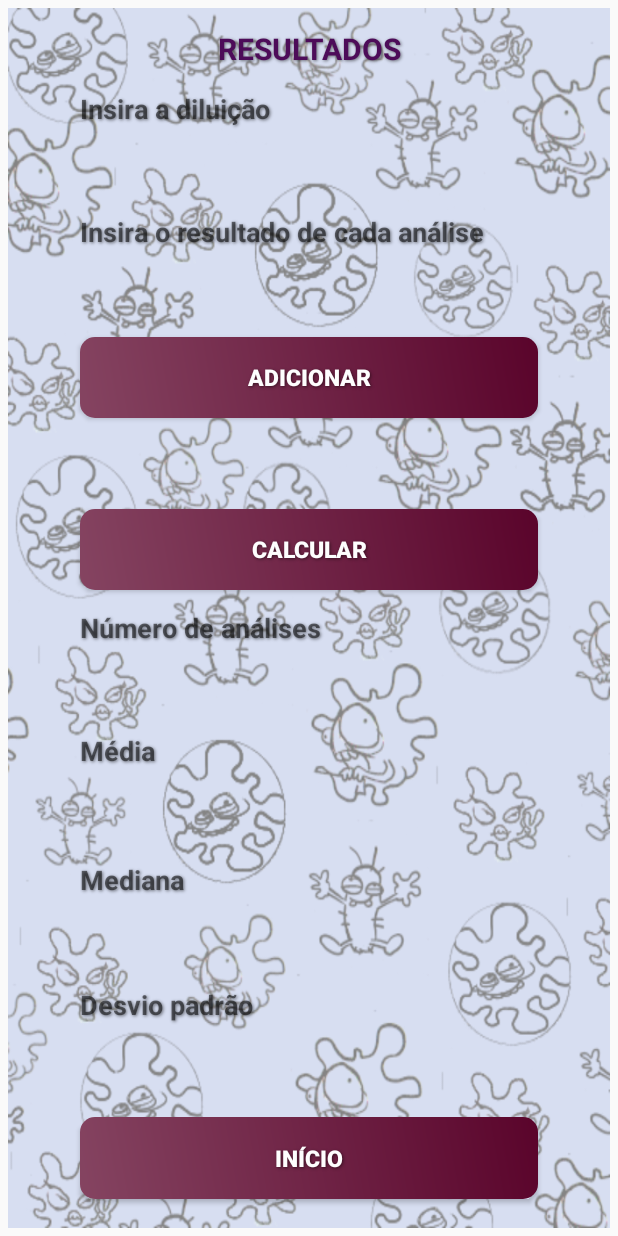
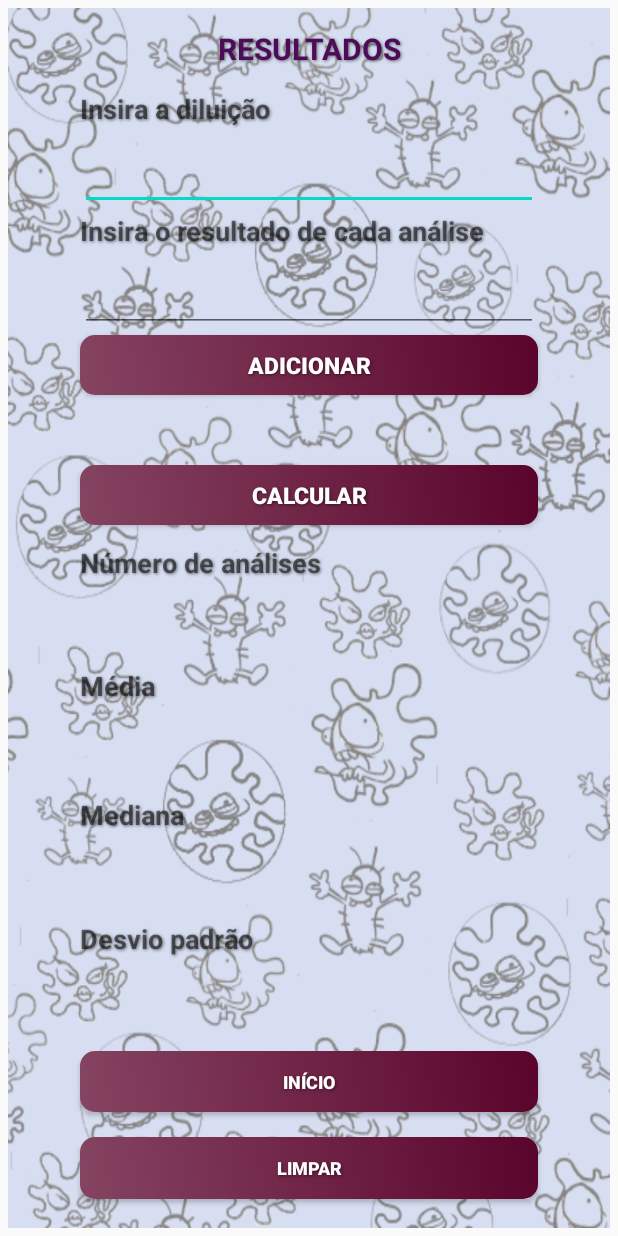
Before and after one commit to JokerPW/AnalisysLab, an Android app: the DBActivity screen opened directly, with no data from a screen before it, on a phone screen of 412 x 824 dp. Run offline under Robolectric (Android 15) with nearby library versions, the phone set to English and light mode, and no system bars.

Commit message:
layout corrections and inclusion of btn to clear results

```diff
--- a/OpenCV/build.gradle
+++ b/OpenCV/build.gradle
@@ -148,7 +148,7 @@ android {
         }
     }
     buildToolsVersion = '28.0.3'
-    ndkVersion '21.0.6113669'
+    ndkVersion '22.0.7026061'
 }
 
 dependencies {
--- a/app/src/main/java/com/example/validationlab/view/DBActivity.java
+++ b/app/src/main/java/com/example/validationlab/view/DBActivity.java
@@ -44,6 +44,9 @@ public class DBActivity extends Activity implements View.OnClickListener {
         this.mViewHolder.resultadodesvio = (TextView) findViewById(R.id.resultadodesvio);
         this.mViewHolder.btnReturn = findViewById(R.id.btnReturn);
         this.mViewHolder.btnReturn.setOnClickListener(this);
+        this.mViewHolder.limpar = findViewById(R.id.limpar);
+        this.mViewHolder.limpar.setOnClickListener(this);
+
 
     }
 
@@ -68,6 +71,16 @@ public class DBActivity extends Activity implements View.OnClickListener {
 
         } else if (v.getId() == R.id.btnCalculate) {
             getAnalysisCulture();
+        }
+        else if (v.getId() == R.id.limpar) {
+            this.mViewHolder.add_analisys.setText("");
+            this.mViewHolder.add_dilution.setText("");
+            this.mViewHolder.resultadon.setText("");
+            this.mViewHolder.resultadomedia.setText("");
+            this.mViewHolder.resultadomediana.setText("");
+            this.mViewHolder.resultadodesvio.setText("");
+            this.mViewHolder.lista_resultados.setText("");
+            analysis = new ArrayList<Long>();
         }
     }
 
@@ -100,6 +113,8 @@ public class DBActivity extends Activity implements View.OnClickListener {
         Button btnAdd;
         Button btnCalculate;
         Button btnReturn;
+        Button limpar;
+
     }
 
 }
--- a/app/src/main/res/layout/activity_db.xml
+++ b/app/src/main/res/layout/activity_db.xml
@@ -22,27 +22,8 @@
         android:shadowDx="1"
         android:shadowDy="1"
         android:shadowRadius="2"
-        android:textStyle="bold"
-                />
-<!--    <TextView-->
-<!--        android:id="@+id/analise"-->
-<!--        android:text="Selecione a análise"-->
-<!--        android:layout_width="match_parent"-->
-<!--        android:layout_height="0dp"-->
-<!--        android:layout_weight="2"-->
-<!--        android:layout_marginHorizontal="40dp"-->
-<!--        android:layout_marginTop="50dp"-->
-<!--        android:textSize="20sp"-->
-<!--        android:shadowColor="@color/text_shadow"-->
-<!--        android:shadowDx="1"-->
-<!--        android:shadowDy="1"-->
-<!--        android:shadowRadius="2"-->
-<!--        android:textStyle="bold"-->
-<!--        android:textAlignment="center"-->
-<!--        android:textAllCaps="true"-->
-<!--        android:background="@drawable/button"-->
-<!--        android:textColor="@color/buttontext"-->
-<!--        />-->
+        android:textStyle="bold"/>
+
     <TextView
         android:id="@+id/d"
         android:text="Insira a diluição"
@@ -60,8 +41,8 @@
         android:layout_gravity="start"
         android:textSize="18sp"
         />
-    <TextView
-        android:id="@+id/add_analisys"
+    <EditText
+        android:id="@+id/add_dilution"
         android:layout_width="match_parent"
         android:layout_height="0dp"
         android:layout_weight="2"
@@ -91,8 +72,8 @@
         android:layout_gravity="start"
         android:textSize="18sp"
         />
-    <TextView
-        android:id="@+id/add_dilution"
+    <EditText
+        android:id="@+id/add_analisys"
         android:layout_width="match_parent"
         android:layout_height="0dp"
         android:layout_weight="2"
@@ -114,7 +95,7 @@
         android:layout_marginBottom="2pt"
         android:layout_marginHorizontal="40dp"
         android:layout_marginTop="2dp"
-        android:layout_weight="2"
+        android:layout_weight="1.5"
         android:background="@drawable/button"
         android:shadowColor="@color/text_shadow"
         android:shadowDx="1"
@@ -129,7 +110,7 @@
         android:id="@+id/lista_resultados"
         android:layout_width="match_parent"
         android:layout_height="0dp"
-        android:layout_weight="2"
+        android:layout_weight="1.5"
         android:layout_marginHorizontal="40dp"
         android:shadowColor="@color/text_shadow"
         android:shadowDx="1"
@@ -148,7 +129,7 @@
         android:layout_marginBottom="5pt"
         android:layout_marginHorizontal="40dp"
         android:layout_marginTop="2dp"
-        android:layout_weight="2"
+        android:layout_weight="1.5"
         android:background="@drawable/button"
         android:shadowColor="@color/text_shadow"
         android:shadowDx="1"
@@ -318,10 +299,29 @@
         android:id="@+id/btnReturn"
         android:layout_width="match_parent"
         android:layout_height="0dp"
-        android:layout_weight="2"
+        android:layout_weight="1.5"
         android:layout_alignParentBottom="true"
         android:text="Início"
-        android:textSize="15dp"
+        android:textSize="12dp"
+        android:background="@drawable/button"
+        android:textColor="@color/buttontext"
+        android:layout_marginHorizontal="40dp"
+        android:layout_marginTop="5dp"
+        android:layout_marginBottom="5pt"
+        android:shadowColor="@color/text_shadow"
+        android:shadowDx="1"
+        android:shadowDy="1"
+        android:shadowRadius="2"
+        android:textStyle="bold"
+        />
+    <Button
+        android:id="@+id/limpar"
+        android:layout_width="match_parent"
+        android:layout_height="0dp"
+        android:layout_weight="1.5"
+        android:layout_alignParentBottom="true"
+        android:text="Limpar"
+        android:textSize="12dp"
         android:background="@drawable/button"
         android:textColor="@color/buttontext"
         android:layout_marginHorizontal="40dp"
--- a/app/src/main/res/layout/activity_open_camera.xml
+++ b/app/src/main/res/layout/activity_open_camera.xml
@@ -32,11 +32,11 @@
         android:id="@+id/color_blob"
         android:layout_width="wrap_content"
         android:layout_height="0dp"
-        android:layout_weight="2"
+        android:layout_weight="6"
         android:padding="24dp"
         android:visibility="gone"
         opencv:camera_id="any" />
-///talvez tenha que deixar android:layout_height="wrap_content"
+<!--talvez tenha que deixar android:layout_height="wrap_content"-->
 
     <Button
         android:id="@+id/buttonMinus"
--- a/app/src/main/res/layout/activity_results.xml
+++ b/app/src/main/res/layout/activity_results.xml
@@ -7,7 +7,7 @@
     android:padding="8dp"
     android:background="@drawable/fundo_meiazul">
 
-    <EditText
+    <TextView
         android:id="@+id/text_analysis"
         android:layout_width="match_parent"
         android:layout_height="0dp"
@@ -24,7 +24,8 @@
         android:textColor="@color/colortexto"
         android:textSize="20sp"
         android:textStyle="bold" />
-    <TextView
+
+    <EditText
         android:id="@+id/count_blobs"
         android:layout_width="match_parent"
         android:layout_height="0dp"
```
Also changed, not shown: app/src/main/res/layout/activity_main.xml (+13 -10 lines).
